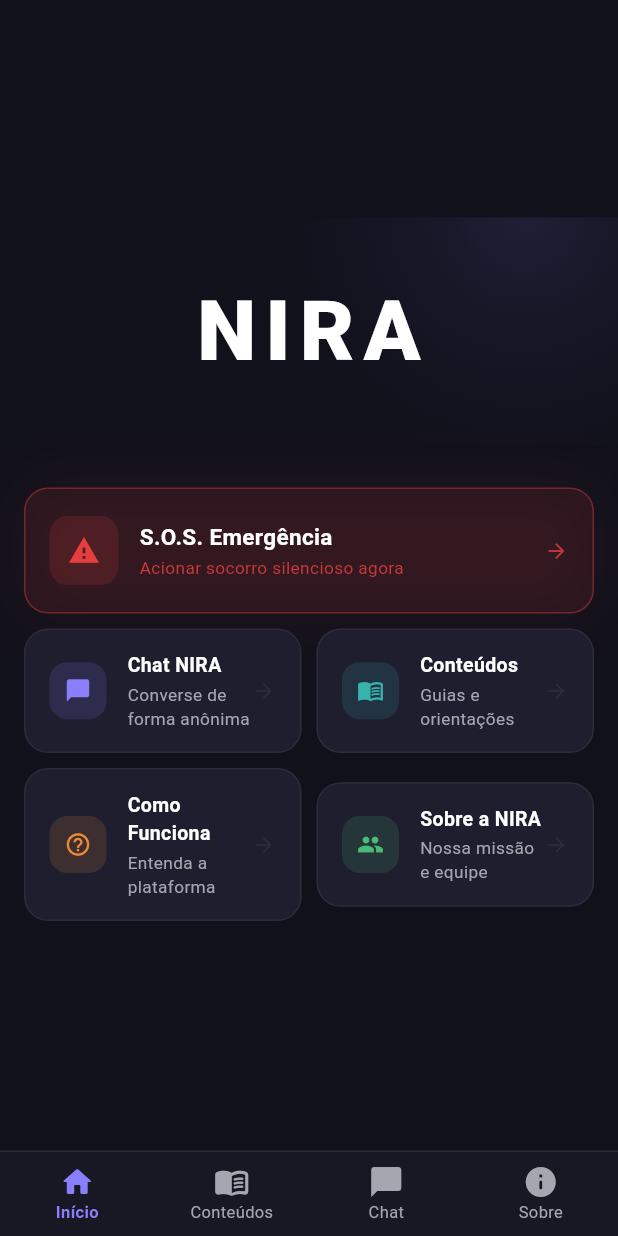
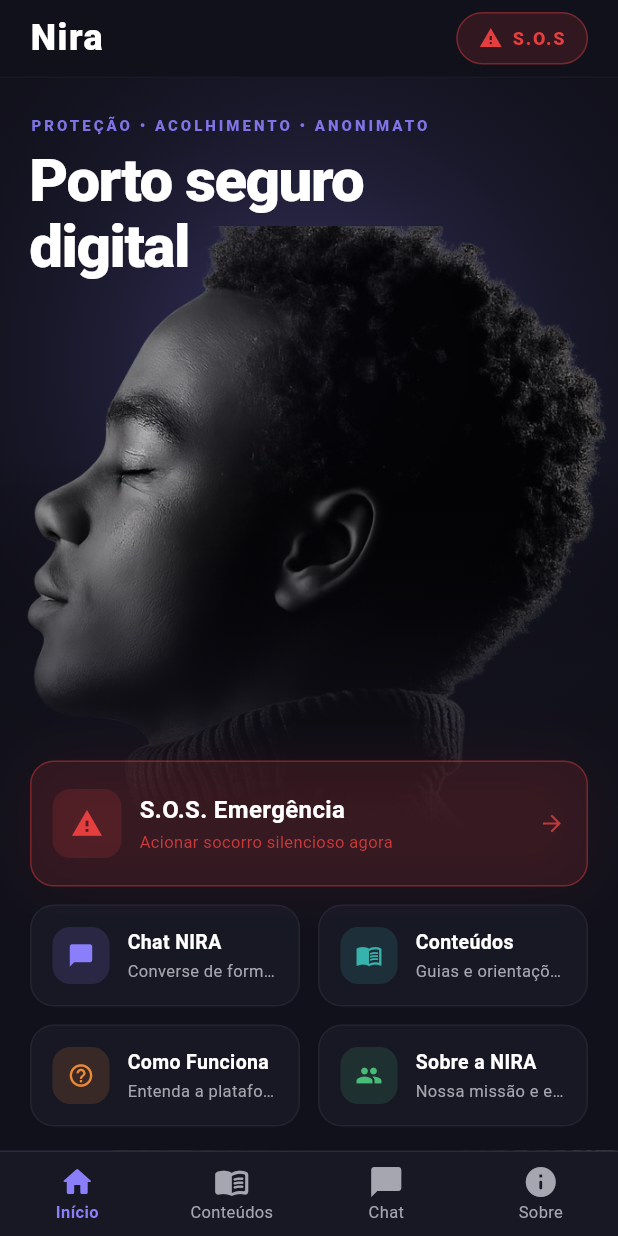
Before and after one commit to Tomate3181/NiraFlutter, a Flutter app: the screen it shows after launch, on a phone screen of 412 x 824 dp. Run offline on Flutter 3.47's test engine with Material 3 defaults, Android fonts, the phone set to English and light mode, and no system bars; our stand-ins replace flutter_dotenv, flutter_html, flutter_riverpod, freezed_annotation, geolocator, go_router and 3 more; accounts and stored records are empty; generated files the repository leaves out were written again.

Commit message:
melhorando o design na home - imagem da home react adicionada

```diff
--- a/lib/screens/home_screen.dart
+++ b/lib/screens/home_screen.dart
@@ -1,11 +1,11 @@
 import 'package:flutter/material.dart';
 import 'package:lucide_icons/lucide_icons.dart';
 import 'package:go_router/go_router.dart';
-import '../widgets/nira_glass_card.dart';
+// import '../widgets/nira_glass_card.dart'; // Mantenha se for usar depois
 
 // ── Paleta de marca (alinhada com o site React) ────────────────────────────
 const _kBrandPrimary = Color(0xFF8B7EFA);
-const _kBgMain = Color(0xFF11111B);
+const _kBgMain = Color(0xFF11111B); // Fundo bem escuro
 const _kBgSecondary = Color(0xFF1E1E2E);
 const _kBorder = Color(0xFF2B2B3C);
 const _kTextMuted = Color(0xFFA6A6B0);
@@ -22,66 +22,118 @@ class HomeScreen extends StatefulWidget {
 }
 
 class _HomeScreenState extends State<HomeScreen> with TickerProviderStateMixin {
-  // Removed orb animations (hero simplified)
-  late final AnimationController _orbCtrl;
-
-  @override
-  void initState() {
-    super.initState();
-
-    _orbCtrl = AnimationController(
-      vsync: this,
-      duration: const Duration(seconds: 4),
-    );
-  }
-
-  @override
-  void dispose() {
-    _orbCtrl.dispose();
-    super.dispose();
-  }
-
   @override
   Widget build(BuildContext context) {
+    final screenSize = MediaQuery.of(context).size;
+
     return Scaffold(
       backgroundColor: _kBgMain,
-      body: SafeArea(
-        child: Center(
-          child: Column(
-            mainAxisSize: MainAxisSize.min,
+      appBar: PreferredSize(
+        preferredSize: const Size.fromHeight(56),
+        child: Container(
+          decoration: BoxDecoration(
+            color: _kBgMain,
+            border: Border(
+              bottom: BorderSide(
+                color: _kBorder.withValues(alpha: 0.3),
+              ),
+            ),
+          ),
+          child: SafeArea(
+            child: Padding(
+              padding: const EdgeInsets.symmetric(horizontal: 20, vertical: 8),
+              child: Row(
+                mainAxisAlignment: MainAxisAlignment.spaceBetween,
                 children: [
-              _buildHero(context),
-              const SizedBox(height: 24),
-              _buildActionCards(context),
+                  const Text(
+                    'Nira',
+                    style: TextStyle(
+                      color: Colors.white,
+                      fontSize: 24,
+                      fontWeight: FontWeight.w900,
+                      letterSpacing: 1,
+                    ),
+                  ),
+                  _buildSosButton(context),
                 ],
               ),
             ),
           ),
-    );
-  }
-
-  // ── HERO ───────────────────────────────────────────────────────────────────
-  Widget _buildHero(BuildContext context) {
-    return Container(
-      width: double.infinity,
-      padding: const EdgeInsets.symmetric(horizontal: 24, vertical: 36),
-      decoration: const BoxDecoration(
-        gradient: RadialGradient(
-          center: Alignment(0.7, -1.0),
-          radius: 1.5,
-          colors: [Color(0x208B7EFA), Colors.transparent],
         ),
       ),
+      body: Stack(
+        children: [
+          // 1. O GLOW ROXO DE FUNDO
+          Positioned(
+            top: -screenSize.height * 0.05,
+            left: 0,
+            right: 0,
+            child: Container(
+              height: screenSize.height * 0.7,
+              decoration: BoxDecoration(
+                gradient: RadialGradient(
+                  center: const Alignment(0.0, -0.2),
+                  radius: 0.8,
+                  colors: [
+                    _kBrandPrimary.withValues(alpha: 0.35), // Roxo neon difuso
+                    Colors.transparent,
+                  ],
+                ),
+              ),
+            ),
+          ),
+
+          // 2. A IMAGEM DO PERSONAGEM (image_e1d73f.png)
+          Positioned(
+            top: screenSize.height * 0.12, // Desce mais para cobrir até bottom nav
+            left: 0,
+            right: 0,
+            bottom: 0,
+            child: Opacity(
+              opacity: 0.9,
+              child: Image.asset(
+                'assets/images/home-img.png', // Certifique-se do caminho
+                fit: BoxFit.cover,
+                alignment: Alignment.center,
+              ),
+            ),
+          ),
+
+          // 3. GRADIENTE DE FUSÃO (Apaga a base da foto e prepara o fundo para os botões)
+          Positioned.fill(
+            child: Container(
+              decoration: BoxDecoration(
+                gradient: LinearGradient(
+                  begin: Alignment.topCenter,
+                  end: Alignment.bottomCenter,
+                  colors: [
+                    Colors.transparent,
+                    _kBgMain.withValues(alpha: 0.5),
+                    _kBgMain,
+                    _kBgMain, // Cor sólida total na parte inferior
+                  ],
+                  stops: const [0.35, 0.55, 0.7, 1.0],
+                ),
+              ),
+            ),
+          ),
+
+          // 4. INTERFACE DO USUÁRIO (Na frente de tudo)
+          SafeArea(
+            child: Padding(
+              padding: const EdgeInsets.symmetric(horizontal: 20.0),
               child: Column(
-        mainAxisSize: MainAxisSize.min,
-        children: const [
-          Text(
-            'NIRA',
-            style: TextStyle(
-              color: Colors.white,
-              fontSize: 56,
-              fontWeight: FontWeight.w900,
-              letterSpacing: 6,
+                crossAxisAlignment: CrossAxisAlignment.stretch,
+                children: [
+                  const SizedBox(height: 24),
+                  _buildHeroTitle(), // Novo título baseado no React
+
+                  const Spacer(), // Empurra os cards para baixo
+
+                  _buildActionCards(context),
+                  const SizedBox(height: 16), // Espaçamento na base
+                ],
+              ),
             ),
           ),
         ],
@@ -89,11 +141,78 @@ class _HomeScreenState extends State<HomeScreen> with TickerProviderStateMixin {
     );
   }
 
+  // ── S.O.S. BUTTON (AppBar) ────────────────────────────────────────────────
+  Widget _buildSosButton(BuildContext context) {
+    return InkWell(
+      onTap: () => GoRouter.of(context)
+          .go('/chat', extra: {'sos': true, 'start': true}),
+      borderRadius: BorderRadius.circular(20),
+      child: Container(
+        padding: const EdgeInsets.symmetric(horizontal: 14, vertical: 8),
+        decoration: BoxDecoration(
+          color: _kEmergency.withValues(alpha: 0.15),
+          border: Border.all(
+            color: _kEmergency.withValues(alpha: 0.4),
+          ),
+          borderRadius: BorderRadius.circular(20),
+        ),
+        child: Row(
+          mainAxisSize: MainAxisSize.min,
+          children: [
+            Icon(
+              LucideIcons.alertTriangle,
+              color: _kEmergency,
+              size: 16,
+            ),
+            const SizedBox(width: 6),
+            const Text(
+              'S.O.S',
+              style: TextStyle(
+                color: _kEmergency,
+                fontSize: 12,
+                fontWeight: FontWeight.w900,
+                letterSpacing: 1.2,
+              ),
+            ),
+          ],
+        ),
+      ),
+    );
+  }
+
+  // ── TEXTOS DO HERO (Alinhado com a versão Web) ───────────────────────────
+  Widget _buildHeroTitle() {
+    return Column(
+      crossAxisAlignment: CrossAxisAlignment.start,
+      mainAxisSize: MainAxisSize.min,
+      children: [
+        Text(
+          'PROTEÇÃO • ACOLHIMENTO • ANONIMATO',
+          style: TextStyle(
+            color: _kBrandPrimary.withValues(alpha: 0.9),
+            fontSize: 10,
+            fontWeight: FontWeight.w800,
+            letterSpacing: 2,
+          ),
+        ),
+        const SizedBox(height: 8),
+        const Text(
+          'Porto seguro\ndigital',
+          style: TextStyle(
+            color: Colors.white,
+            fontSize: 40,
+            fontWeight: FontWeight.w900,
+            height: 1.1,
+            letterSpacing: -1,
+          ),
+        ),
+      ],
+    );
+  }
+
   // ── ACTION CARDS ───────────────────────────────────────────────────────────
   Widget _buildActionCards(BuildContext context) {
-    return Padding(
-      padding: const EdgeInsets.fromLTRB(16, 4, 16, 8),
-      child: Column(
+    return Column(
       children: [
         // SOS — destaque máximo, full-width
         _ActionCard(
@@ -107,7 +226,7 @@ class _HomeScreenState extends State<HomeScreen> with TickerProviderStateMixin {
             context,
           ).go('/chat', extra: {'sos': true, 'start': true}),
         ),
-          const SizedBox(height: 10),
+        const SizedBox(height: 12),
 
         // Chat + Conteúdos
         Row(
@@ -122,7 +241,7 @@ class _HomeScreenState extends State<HomeScreen> with TickerProviderStateMixin {
                     GoRouter.of(context).go('/chat', extra: {'start': true}),
               ),
             ),
-              const SizedBox(width: 10),
+            const SizedBox(width: 12),
             Expanded(
               child: _ActionCard(
                 icon: LucideIcons.bookOpen,
@@ -134,7 +253,7 @@ class _HomeScreenState extends State<HomeScreen> with TickerProviderStateMixin {
             ),
           ],
         ),
-          const SizedBox(height: 10),
+        const SizedBox(height: 12),
 
         // Como Funciona + Sobre
         Row(
@@ -148,7 +267,7 @@ class _HomeScreenState extends State<HomeScreen> with TickerProviderStateMixin {
                 onTap: () => GoRouter.of(context).go('/como'),
               ),
             ),
-              const SizedBox(width: 10),
+            const SizedBox(width: 12),
             Expanded(
               child: _ActionCard(
                 icon: LucideIcons.users,
@@ -161,21 +280,12 @@ class _HomeScreenState extends State<HomeScreen> with TickerProviderStateMixin {
           ],
         ),
       ],
-      ),
     );
   }
-
-  // ── DORES ──────────────────────────────────────────────────────────────────
-  // Removed: _buildDores (section removed per redesign)
-
-  // ── PARA QUEM ──────────────────────────────────────────────────────────────
-  // Removed: _buildParaQuem (section removed per redesign)
-
-  // Removed: _buildCheckItem (no longer used)
 }
 
 // ══════════════════════════════════════════════════════════════════════════════
-// _ActionCard — cartão grande e tappável com efeito de pulso no SOS
+// _ActionCard — Com efeito Glassmorphism suave
 // ══════════════════════════════════════════════════════════════════════════════
 class _ActionCard extends StatefulWidget {
   final IconData icon;
@@ -236,20 +346,25 @@ class _ActionCardState extends State<_ActionCard>
         highlightColor: widget.color.withValues(alpha: 0.08),
         child: AnimatedBuilder(
           animation: _pulseAnim,
-          builder: (_, __) => Container(
+          builder: (_, _) => Container(
             padding: EdgeInsets.symmetric(
-              horizontal: 16,
+              horizontal: 14,
               vertical: widget.isPrimary ? 18 : 14,
             ),
             decoration: BoxDecoration(
+              // Aplicação do Glassmorphism (fundos translúcidos)
               color: widget.isPrimary
-                  ? widget.color.withValues(alpha: 0.10)
-                  : _kBgSecondary,
+                  ? widget.color.withValues(alpha: 0.12)
+                  : _kBgSecondary.withValues(
+                      alpha: 0.5,
+                    ), // Fundo mais transparente
               borderRadius: BorderRadius.circular(16),
               border: Border.all(
                 color: widget.isPrimary
                     ? widget.color.withValues(alpha: 0.40)
-                    : _kBorder,
+                    : Colors.white.withValues(
+                        alpha: 0.05,
+                      ), // Borda fina e reflexiva
               ),
               boxShadow: widget.isPulsing
                   ? [
@@ -278,7 +393,7 @@ class _ActionCardState extends State<_ActionCard>
                     size: widget.isPrimary ? 22 : 18,
                   ),
                 ),
-                const SizedBox(width: 14),
+                const SizedBox(width: 12),
                 // Textos
                 Expanded(
                   child: Column(
@@ -289,29 +404,30 @@ class _ActionCardState extends State<_ActionCard>
                         style: TextStyle(
                           color: Colors.white,
                           fontWeight: FontWeight.bold,
-                          fontSize: widget.isPrimary ? 15 : 13,
+                          fontSize: widget.isPrimary ? 16 : 13,
                         ),
                       ),
                       const SizedBox(height: 2),
                       Text(
                         widget.subtitle,
+                        maxLines: 1,
+                        overflow: TextOverflow.ellipsis,
                         style: TextStyle(
                           color: widget.isPrimary
                               ? widget.color.withValues(alpha: 0.85)
                               : _kTextMuted,
-                          fontSize: 11.5,
+                          fontSize: 11,
                         ),
                       ),
                     ],
                   ),
                 ),
-                // Seta
+                // Seta removida dos cards menores para ficar mais limpo
+                if (widget.isPrimary)
                   Icon(
                     LucideIcons.arrowRight,
-                  color: widget.isPrimary
-                      ? widget.color.withValues(alpha: 0.8)
-                      : _kBorder,
-                  size: 16,
+                    color: widget.color.withValues(alpha: 0.8),
+                    size: 18,
                   ),
               ],
             ),
@@ -321,62 +437,3 @@ class _ActionCardState extends State<_ActionCard>
     );
   }
 }
-
-// ══════════════════════════════════════════════════════════════════════════════
-// Helpers
-// ══════════════════════════════════════════════════════════════════════════════
-class _PulsingDot extends StatefulWidget {
-  final Color color;
-  const _PulsingDot({required this.color});
-
-  @override
-  State<_PulsingDot> createState() => _PulsingDotState();
-}
-
-class _PulsingDotState extends State<_PulsingDot>
-    with SingleTickerProviderStateMixin {
-  late final AnimationController _ctrl;
-  late final Animation<double> _opacity;
-
-  @override
-  void initState() {
-    super.initState();
-    _ctrl = AnimationController(
-      vsync: this,
-      duration: const Duration(seconds: 2),
-    )..repeat(reverse: true);
-    _opacity = Tween<double>(
-      begin: 0.4,
-      end: 1.0,
-    ).animate(CurvedAnimation(parent: _ctrl, curve: Curves.easeInOut));
-  }
-
-  @override
-  void dispose() {
-    _ctrl.dispose();
-    super.dispose();
-  }
-
-  @override
-  Widget build(BuildContext context) {
-    return AnimatedBuilder(
-      animation: _opacity,
-      builder: (_, __) => Container(
-        width: 6,
-        height: 6,
-        decoration: BoxDecoration(
-          color: widget.color.withValues(alpha: _opacity.value),
-          borderRadius: BorderRadius.circular(3),
-          boxShadow: [
-            BoxShadow(
-              color: widget.color.withValues(alpha: 0.6 * _opacity.value),
-              blurRadius: 6,
-            ),
-          ],
-        ),
-      ),
-    );
-  }
-}
-
-// _CardHeader removed — sections simplified on HomeScreen
--- a/pubspec.yaml
+++ b/pubspec.yaml
@@ -63,8 +63,7 @@ flutter:
   # To add assets to your application, add an assets section, like this:
   assets:
     - .env
-  #   - images/a_dot_burr.jpeg
-  #   - images/a_dot_ham.jpeg
+    - assets/images/
 
   # An image asset can refer to one or more resolution-specific "variants", see
   # https://flutter.dev/to/resolution-aware-images
```
Also changed, not shown: assets/images/home-img.png (added). Lines whose indentation alone changed are shown as unchanged.
